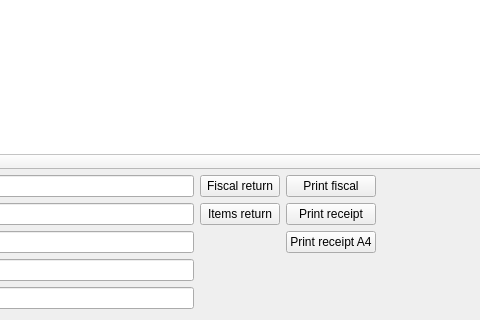
The window that Shop/vieworder.ui (End1-1/Cafe5) describes before a commit, drawn with Qt 5; both pictures show x 103 to 583 and y 316 to 636 of the 943 by 636 pixel window.
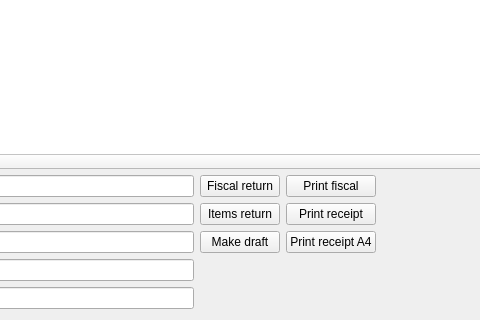
The same window after the commit. Icons and pictures are not drawn. Custom widgets are drawn as their Qt base class.

```diff
--- a/Shop/vieworder.ui
+++ b/Shop/vieworder.ui
@@ -599,6 +599,13 @@
         </property>
        </widget>
       </item>
+      <item row="2" column="2">
+       <widget class="QPushButton" name="btnMakeDraft">
+        <property name="text">
+         <string>Make draft</string>
+        </property>
+       </widget>
+      </item>
      </layout>
     </widget>
    </item>
```
